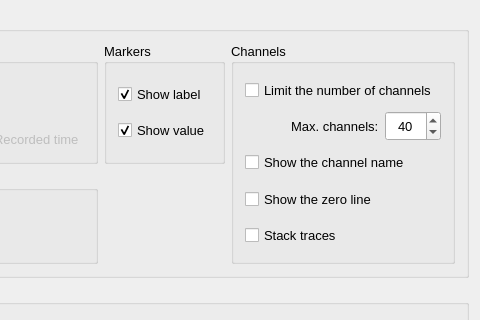
HIP-infrastructure/anywave-code, file src/Widgets/SignalView/AwViewSettingsUi.ui: the form before one commit; both pictures show x 198 to 678 and y 0 to 320 of the 678 by 479 pixel window.
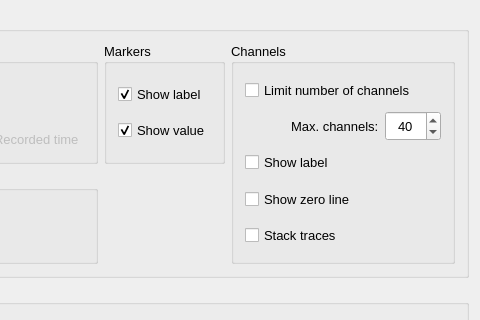
The form after the commit. Icons and pictures are not drawn.

```diff
--- a/src/Widgets/SignalView/AwViewSettingsUi.ui
+++ b/src/Widgets/SignalView/AwViewSettingsUi.ui
@@ -165,7 +165,7 @@
             </sizepolicy>
            </property>
            <property name="text">
-            <string>Limit the number of channels</string>
+            <string>Limit number of channels</string>
            </property>
           </widget>
          </item>
@@ -220,7 +220,7 @@
             </sizepolicy>
            </property>
            <property name="text">
-            <string>Show the channel name</string>
+            <string>Show label</string>
            </property>
           </widget>
          </item>
@@ -233,7 +233,7 @@
             </sizepolicy>
            </property>
            <property name="text">
-            <string>Show the zero line</string>
+            <string>Show zero line</string>
            </property>
           </widget>
          </item>
```
